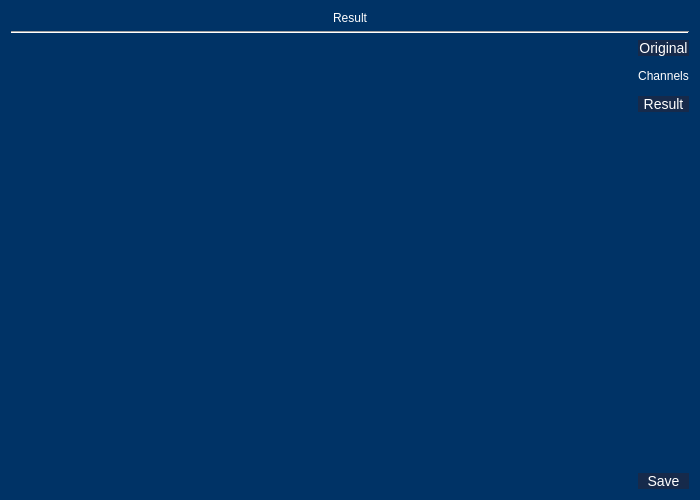
Old version of the form Nucleus/gui/result_image_dialog.ui in the repository SilMon/NucDetect.
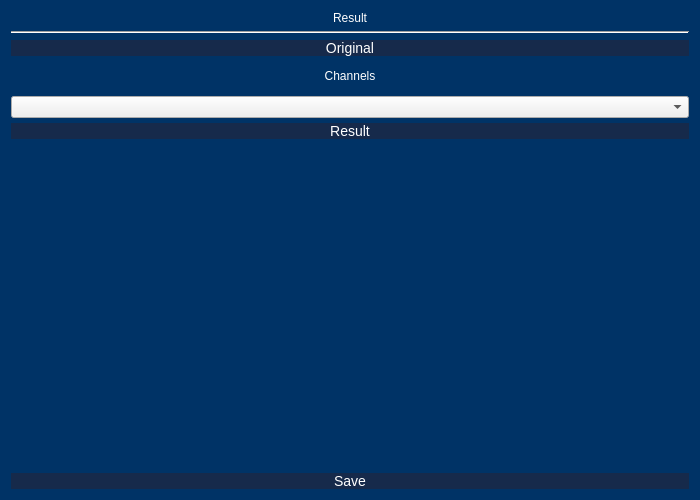
New version of the form.

The edit to the form file:
```diff
--- a/Nucleus/gui/result_image_dialog.ui
+++ b/Nucleus/gui/result_image_dialog.ui
@@ -92,29 +92,7 @@
     </widget>
    </item>
    <item>
-    <layout class="QHBoxLayout" name="horizontalLayout">
-     <item>
-      <widget class="QLabel" name="image_view">
-       <property name="sizePolicy">
-        <sizepolicy hsizetype="Expanding" vsizetype="Expanding">
-         <horstretch>0</horstretch>
-         <verstretch>0</verstretch>
-        </sizepolicy>
-       </property>
-       <property name="toolTip">
-        <string>The currently loaded image</string>
-       </property>
-       <property name="text">
-        <string/>
-       </property>
-       <property name="scaledContents">
-        <bool>false</bool>
-       </property>
-       <property name="alignment">
-        <set>Qt::AlignCenter</set>
-       </property>
-      </widget>
-     </item>
+    <layout class="QHBoxLayout" name="image_view">
      <item>
       <layout class="QVBoxLayout" name="verticalLayout_2">
        <property name="spacing">
@@ -152,6 +130,9 @@
          </property>
         </widget>
        </item>
+       <item>
+        <widget class="QComboBox" name="cbx_channels"/>
+       </item>
        <item>
         <layout class="QHBoxLayout" name="channelbox">
          <property name="spacing">
```
